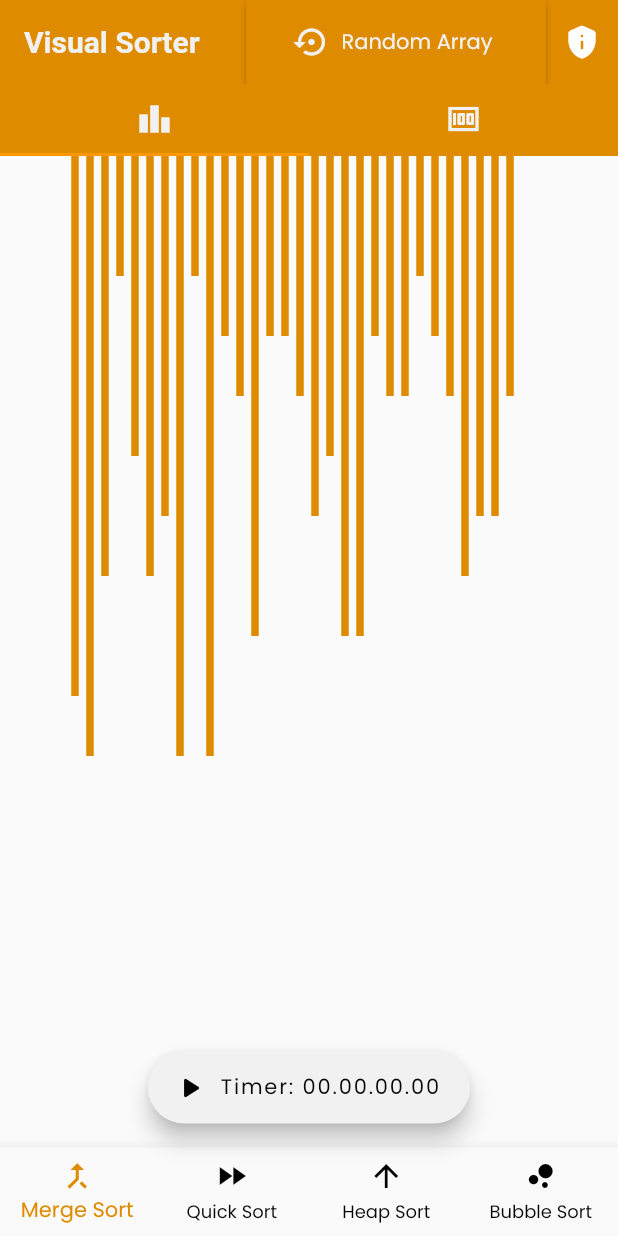
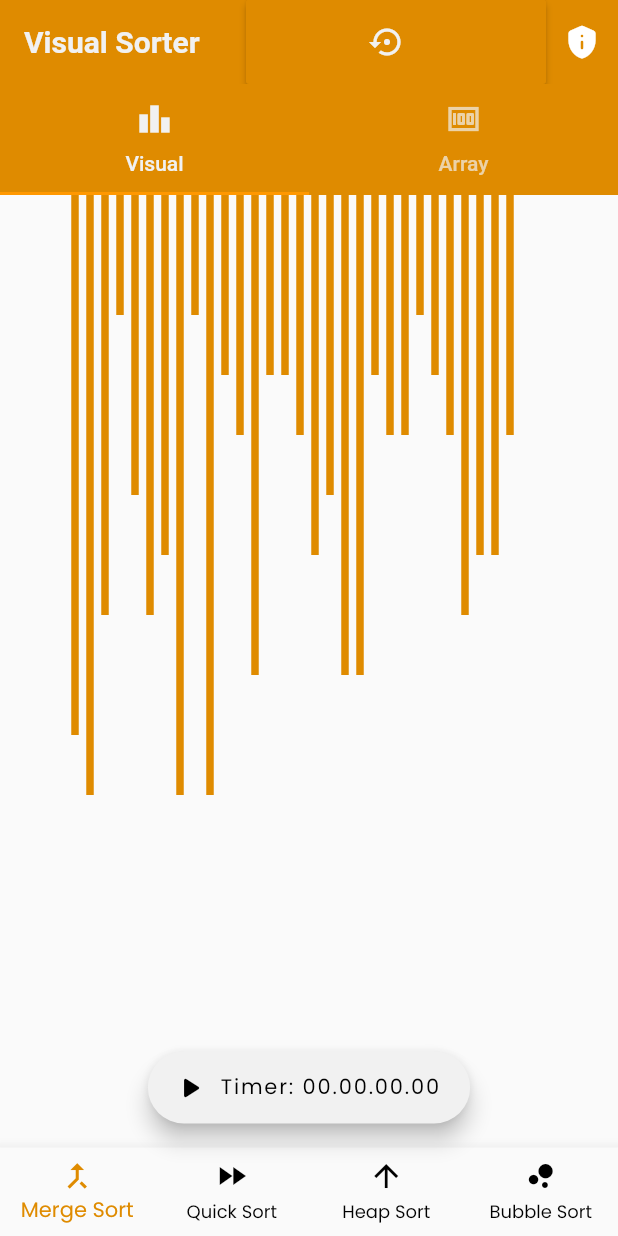
Before and after one commit to tamzid958/visual_sorter, a Flutter app: the screen it shows after launch, on a phone screen of 412 x 824 dp. Run offline on Flutter 3.47's test engine with Material 2 defaults, Android fonts, the phone set to English and light mode, and no system bars; our stand-ins replace flutter_markdown, stop_watch_timer.

Commit message:
tab fixed

```diff
--- a/lib/screens/home/home.dart
+++ b/lib/screens/home/home.dart
@@ -15,6 +15,7 @@ int _selectedIndex = 0;
 int index = 0;
 double hieghtUni, widthUni;
 String timeC = "00.00.00.00";
+var arrays = "";
 
 class HomeScreen extends StatefulWidget {
   @override
@@ -22,6 +23,7 @@ class HomeScreen extends StatefulWidget {
 }
 
 class _HomeScreenState extends State<HomeScreen> {
+  var _scaffoldKey = new GlobalKey<ScaffoldState>();
   void onItemTapped(int index) {
     setState(() {
       _selectedIndex = index;
@@ -209,10 +211,14 @@ class _HomeScreenState extends State<HomeScreen> {
       length: 2,
       initialIndex: 0,
       child: Scaffold(
+        key: _scaffoldKey,
         appBar: buildAppBar(context),
         body: Container(
           child: TabBarView(
-            children: containers,
+            children: [
+              new VisualSorting(scaffoldKey: _scaffoldKey),
+              new ArrayVS(scaffoldKey: _scaffoldKey),
+            ],
           ),
         ), // Body()
         bottomNavigationBar: BottomNavigationBar(
@@ -275,10 +281,33 @@ class _HomeScreenState extends State<HomeScreen> {
   }
 }
 
-List<Widget> containers = [
-  Container(
-    height: double.maxFinite,
-    child: Align(
+class ArrayVS extends StatefulWidget {
+  final GlobalKey<ScaffoldState> scaffoldKey;
+  const ArrayVS({Key key, this.scaffoldKey}) : super(key: key);
+
+  @override
+  _ArrayVSState createState() => _ArrayVSState();
+}
+
+class _ArrayVSState extends State<ArrayVS> {
+  @override
+  Widget build(BuildContext context) {
+    return Container(child: Text("Random"));
+  }
+}
+
+class VisualSorting extends StatefulWidget {
+  final GlobalKey<ScaffoldState> scaffoldKey;
+  const VisualSorting({Key key, this.scaffoldKey}) : super(key: key);
+
+  @override
+  _VisualSortingState createState() => _VisualSortingState();
+}
+
+class _VisualSortingState extends State<VisualSorting> {
+  @override
+  Widget build(BuildContext context) {
+    return Align(
       alignment: Alignment.topCenter,
       child: CustomPaint(
         willChange: true,
@@ -286,10 +315,9 @@ List<Widget> containers = [
         size: Size(window.physicalSize.width, double.negativeInfinity),
         painter: SortingCanvas(arr),
       ),
-    ),
-  ),
-  Container(child: Text("Random"))
-];
+    );
+  }
+}
 
 AppBar buildAppBar(BuildContext context) {
   widthUni = MediaQuery.of(context).size.width / 2;
@@ -303,18 +331,18 @@ AppBar buildAppBar(BuildContext context) {
           fontSize: 20, fontWeight: FontWeight.bold, color: kTextLightColor),
     ),
     bottom: TabBar(
-      // controller: _selectedController,
+      labelColor: kTextLightColor,
       tabs: <Widget>[
         Tab(
             icon: Icon(
-          Icons.leaderboard,
-          color: kTextLightColor,
-        )),
+              Icons.leaderboard,
+            ),
+            text: "Visual"),
         Tab(
             icon: Icon(
-          Icons.money,
-          color: kTextLightColor,
-        )),
+              Icons.money,
+            ),
+            text: "Array"),
       ],
     ),
     actions: <Widget>[
@@ -352,7 +380,7 @@ class _MyStatefulSliderState extends State<MyStatefulSlider> {
   Widget build(BuildContext context) {
     return RaisedButton.icon(
       icon: Icon(Icons.settings_backup_restore_sharp, color: kTextLightColor),
-      label: Text("Random Array", style: TextStyle(color: kTextLightColor)),
+      label: Text(arrays, style: TextStyle(color: kTextLightColor)),
       color: kOrangeColor,
       onPressed: isAlgorithmRunning == true
           ? null
```
